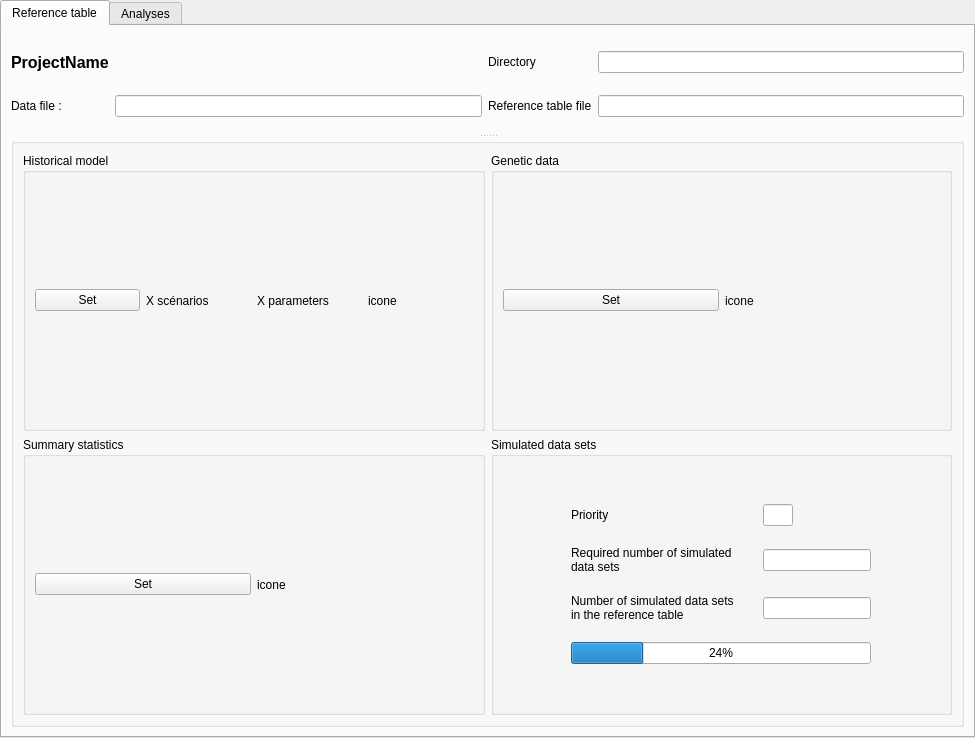
Qt form first_page/Project.ui (cbgp/diyabc) before a commit.
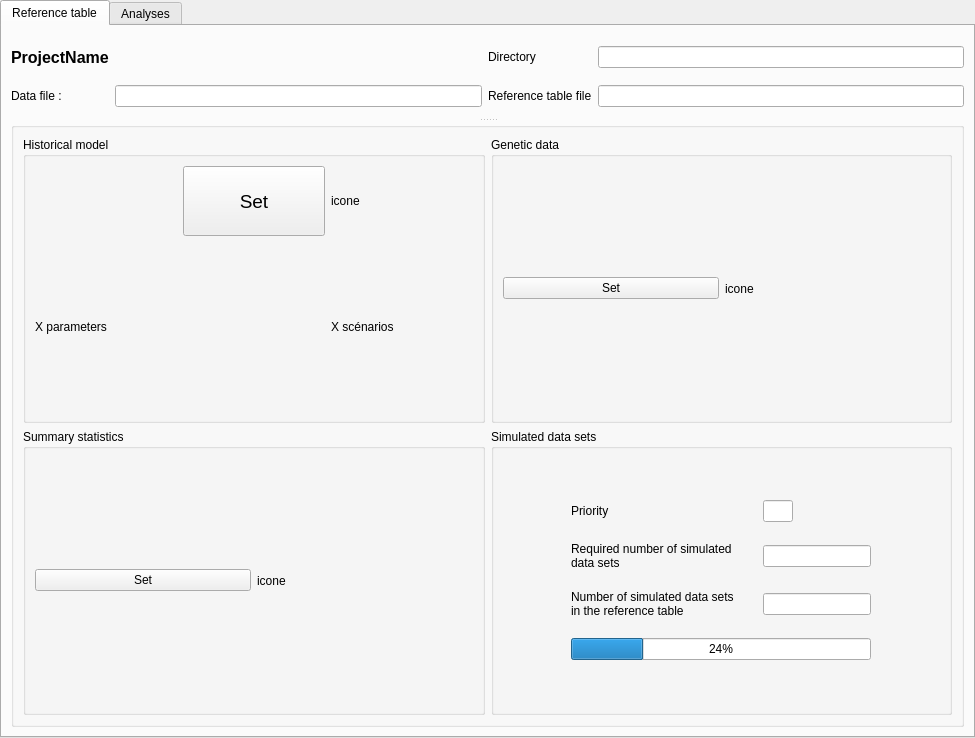
The same form after that commit. The open tabs and pages were chosen to show the change.

Commit message: incapacité à arreter de programmer

```diff
--- a/first_page/Project.ui
+++ b/first_page/Project.ui
@@ -94,47 +94,6 @@
         <bool>false</bool>
        </property>
        <layout class="QGridLayout" name="gridLayout_3">
-        <item row="0" column="0">
-         <widget class="QGroupBox" name="groupBox_7">
-          <property name="title">
-           <string>Historical model</string>
-          </property>
-          <layout class="QGridLayout" name="gridLayout_9">
-           <item row="0" column="0">
-            <layout class="QHBoxLayout" name="horizontalLayout_4">
-             <item>
-              <widget class="QPushButton" name="pushButton_8">
-               <property name="text">
-                <string>Set</string>
-               </property>
-              </widget>
-             </item>
-             <item>
-              <widget class="QLabel" name="label_10">
-               <property name="text">
-                <string>X scénarios</string>
-               </property>
-              </widget>
-             </item>
-             <item>
-              <widget class="QLabel" name="label_11">
-               <property name="text">
-                <string>X parameters</string>
-               </property>
-              </widget>
-             </item>
-             <item>
-              <widget class="QLabel" name="label_12">
-               <property name="text">
-                <string>icone</string>
-               </property>
-              </widget>
-             </item>
-            </layout>
-           </item>
-          </layout>
-         </widget>
-        </item>
         <item row="0" column="1">
          <widget class="QGroupBox" name="groupBox_6">
           <property name="autoFillBackground">
@@ -321,6 +280,60 @@
           </layout>
          </widget>
         </item>
+        <item row="0" column="0">
+         <widget class="QGroupBox" name="groupBox_7">
+          <property name="title">
+           <string>Historical model</string>
+          </property>
+          <layout class="QGridLayout" name="gridLayout_5">
+           <item row="0" column="1">
+            <widget class="QPushButton" name="pushButton_8">
+             <property name="sizePolicy">
+              <sizepolicy hsizetype="Minimum" vsizetype="Fixed">
+               <horstretch>0</horstretch>
+               <verstretch>0</verstretch>
+              </sizepolicy>
+             </property>
+             <property name="minimumSize">
+              <size>
+               <width>0</width>
+               <height>70</height>
+              </size>
+             </property>
+             <property name="font">
+              <font>
+               <pointsize>14</pointsize>
+              </font>
+             </property>
+             <property name="text">
+              <string>Set</string>
+             </property>
+            </widget>
+           </item>
+           <item row="2" column="2">
+            <widget class="QLabel" name="label_10">
+             <property name="text">
+              <string>X scénarios</string>
+             </property>
+            </widget>
+           </item>
+           <item row="0" column="2">
+            <widget class="QLabel" name="label_12">
+             <property name="text">
+              <string>icone</string>
+             </property>
+            </widget>
+           </item>
+           <item row="2" column="0">
+            <widget class="QLabel" name="label_11">
+             <property name="text">
+              <string>X parameters</string>
+             </property>
+            </widget>
+           </item>
+          </layout>
+         </widget>
+        </item>
        </layout>
       </widget>
      </widget>
```
Left out of the diff: 2 changed lines with no effect on the pictures. The commit also changes 1 other file.
